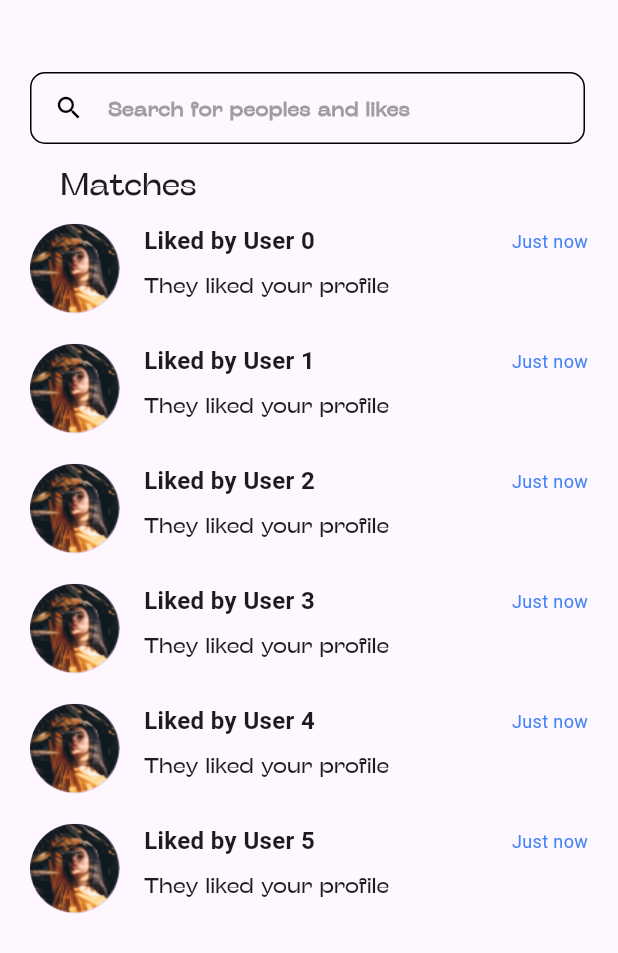
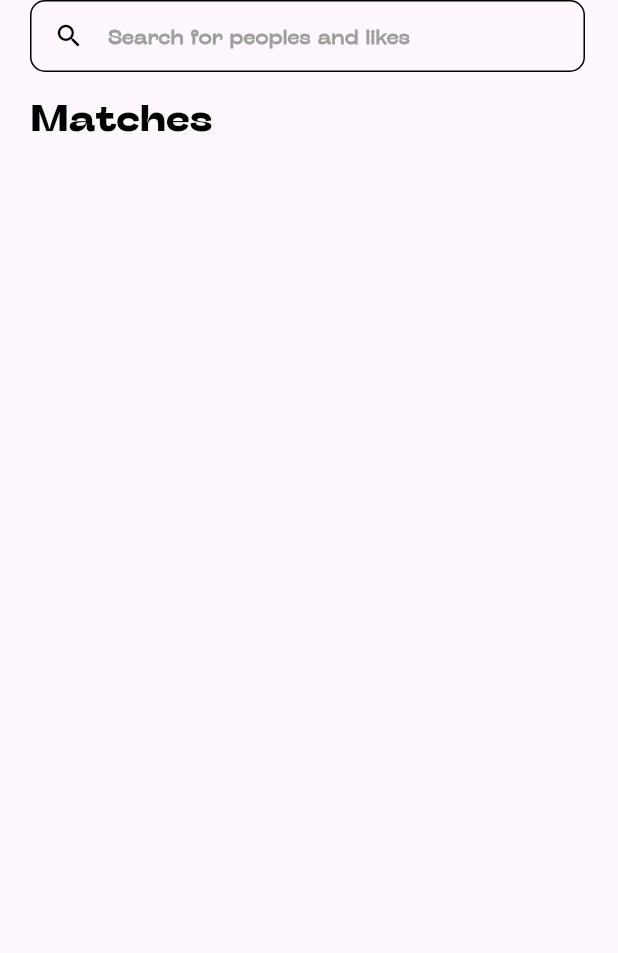
Before and after one commit to TerkumaAmos/datting_app, a Flutter app: the LikesContent widget shown alone on an empty page, opened directly, on a phone screen of 412 x 824 dp. Shown: the top 953 px of the screen. Run offline on Flutter 3.47's test engine with Material 3 defaults, Android fonts, the phone set to English and light mode, and no system bars; our stand-ins replace dotted_border, flutter_svg, go_router, google_fonts, iconsax_flutter, smooth_page_indicator.

Commit message:
Refactor LikesScreen and MessageScreen: remove unused imports and clean up header UI for better readability

```diff
--- a/lib/features/shared /presentation/screens/likes_screen.dart
+++ b/lib/features/shared /presentation/screens/likes_screen.dart
@@ -1,9 +1,7 @@
 import 'package:datting_app/core/theme/app_colors.dart';
-import 'package:datting_app/features/shared%20/widgets/custom_post_widget.dart';
 import 'package:datting_app/shared/widgets/buttons/back_button.dart';
 import 'package:datting_app/shared/widgets/buttons/bottom_navbar.dart';
 import 'package:datting_app/shared/widgets/gradient/app_gradient.dart';
-import 'package:datting_app/shared/widgets/container/custom_positioned_circle.dart';
 import 'package:datting_app/shared/widgets/inputs/app_inputs.dart';
 import 'package:flutter/material.dart';
 import 'package:go_router/go_router.dart';
@@ -91,7 +89,7 @@ class _LikesContentState extends State<LikesContent> {
   Widget build(BuildContext context) {
     return Column(
       children: [
-        const SizedBox(height: 48),
+        // small top spacing to sit below the app bar
         Padding(
           padding: const EdgeInsets.symmetric(horizontal: 20),
           child: Column(
@@ -116,46 +114,12 @@ class _LikesContentState extends State<LikesContent> {
                 validator: (value) => null,
               ),
               const SizedBox(height: 12),
-              // Header and badge (Matches / Likes count)
-              Padding(
-                padding: const EdgeInsets.symmetric(horizontal: 20),
-                child: Row(
-                  children: const [
-                    Text('Matches', style: TextStyle(fontFamily: 'Regular', fontSize: 20)),
-                    SizedBox(width: 10),
-                  ],
-                ),
+              Text(
+                'Matches',
+                style: TextStyle(fontFamily: 'Bold', fontSize: 24, color: AppColors.black),
               ),
-              // Small badge positioned inline with the header
-              // Padding(
-              //   padding: const EdgeInsets.only(left: 20, top: 6),
-              //   child: CustomPositionedCircle(
-              //     text: '62',
-              //     textColor: Colors.white,
-              //     top: 0,
-              //     left: 8,
-              //     width: 30,
-              //     height: 30,
-              //   ),
-              // ),
-              const SizedBox(height: 12),
-              // Likes list
-              ...List.generate(
-                6,
-                (index) => Column(
-                  children: [
-                    CustomPostWidget(
-                      backgroundImage: const AssetImage('assets/images/groupp.png'),
-                      titleText: 'Liked by User $index',
-                      timeText: 'Just now',
-                      timeTextColor: const Color(0xff4285f4),
-                      descriptionText: 'They liked your profile',
-                      showPositionedCircle: false,
-                    ),
-                    const SizedBox(height: 20),
-                  ],
-                ),
-              ),
+
+
             ],
           ),
         ),
```
Also changed, not shown: lib/features/shared /presentation/screens/message_Screen.dart (+15 -25 lines).
